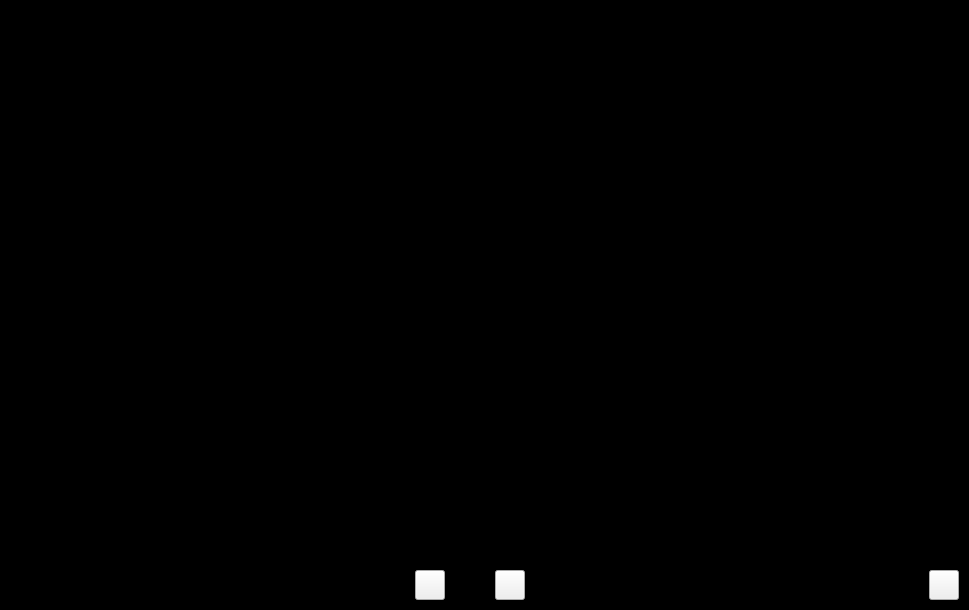
This is OReaderUi/Sources/main_window/library/book_page/book_page.ui in JerryShe/O-Reader as Qt 5 draws it before an edit. The edited form follows.
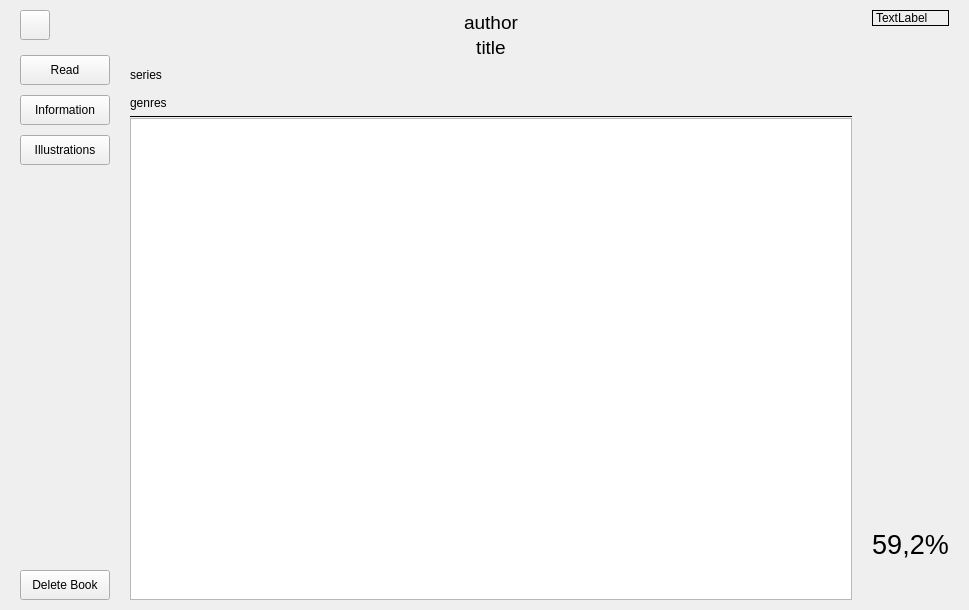
This is the edited form. The open tabs and pages were chosen to show the change. Custom widgets are drawn as their Qt base class.

Commit message: Add book information page and fix md5

Diff of the .ui file:
```diff
--- a/OReaderUi/Sources/main_window/library/book_page/book_page.ui
+++ b/OReaderUi/Sources/main_window/library/book_page/book_page.ui
@@ -46,16 +46,16 @@
         <number>0</number>
        </property>
        <property name="leftMargin">
-        <number>0</number>
+        <number>20</number>
        </property>
        <property name="topMargin">
-        <number>0</number>
+        <number>10</number>
        </property>
        <property name="rightMargin">
-        <number>0</number>
+        <number>20</number>
        </property>
        <property name="bottomMargin">
-        <number>0</number>
+        <number>10</number>
        </property>
        <item>
         <layout class="QVBoxLayout" name="ButtonBlock">
@@ -63,16 +63,16 @@
           <number>15</number>
          </property>
          <property name="leftMargin">
-          <number>20</number>
+          <number>0</number>
          </property>
          <property name="topMargin">
-          <number>10</number>
+          <number>0</number>
          </property>
          <property name="rightMargin">
-          <number>10</number>
+          <number>0</number>
          </property>
          <property name="bottomMargin">
-          <number>10</number>
+          <number>0</number>
          </property>
          <item>
           <layout class="QHBoxLayout" name="horizontalLayout_2">
@@ -168,6 +168,41 @@
              </property>
             </spacer>
            </item>
+           <item>
+            <widget class="QPushButton" name="ShowBookData">
+             <property name="minimumSize">
+              <size>
+               <width>90</width>
+               <height>30</height>
+              </size>
+             </property>
+             <property name="maximumSize">
+              <size>
+               <width>70</width>
+               <height>30</height>
+              </size>
+             </property>
+             <property name="text">
+              <string>Information</string>
+             </property>
+            </widget>
+           </item>
+           <item>
+            <spacer name="verticalSpacer_7">
+             <property name="orientation">
+              <enum>Qt::Vertical</enum>
+             </property>
+             <property name="sizeType">
+              <enum>QSizePolicy::Fixed</enum>
+             </property>
+             <property name="sizeHint" stdset="0">
+              <size>
+               <width>20</width>
+               <height>10</height>
+              </size>
+             </property>
+            </spacer>
+           </item>
            <item>
             <widget class="QPushButton" name="ShowIllustrations">
              <property name="minimumSize">
@@ -229,16 +264,16 @@
           <number>0</number>
          </property>
          <property name="leftMargin">
-          <number>10</number>
+          <number>20</number>
          </property>
          <property name="topMargin">
-          <number>10</number>
+          <number>0</number>
          </property>
          <property name="rightMargin">
-          <number>10</number>
+          <number>20</number>
          </property>
          <property name="bottomMargin">
-          <number>10</number>
+          <number>0</number>
          </property>
          <item>
           <widget class="QLabel" name="author">
@@ -429,16 +464,16 @@
           <number>0</number>
          </property>
          <property name="leftMargin">
-          <number>10</number>
+          <number>0</number>
          </property>
          <property name="topMargin">
-          <number>10</number>
+          <number>0</number>
          </property>
          <property name="rightMargin">
-          <number>20</number>
+          <number>0</number>
          </property>
          <property name="bottomMargin">
-          <number>10</number>
+          <number>0</number>
          </property>
          <item>
           <widget class="QLabel" name="CoverImage">
@@ -456,8 +491,8 @@
            </property>
            <property name="maximumSize">
             <size>
-             <width>200</width>
-             <height>300</height>
+             <width>250</width>
+             <height>350</height>
             </size>
            </property>
            <property name="frameShape">
@@ -523,393 +558,29 @@
        </item>
       </layout>
      </widget>
-     <widget class="QWidget" name="IllustrationsWidget">
+     <widget class="BookIllustrationsWidget" name="IllustrationsWidgetPage">
       <property name="styleSheet">
-       <string notr="true">#IllustrationsWidget{background-color:black;}</string>
+       <string notr="true"/>
       </property>
-      <layout class="QVBoxLayout" name="verticalLayout_4" stretch="0,0">
-       <property name="spacing">
-        <number>10</number>
-       </property>
-       <property name="leftMargin">
-        <number>0</number>
-       </property>
-       <property name="topMargin">
-        <number>10</number>
-       </property>
-       <property name="rightMargin">
-        <number>0</number>
-       </property>
-       <property name="bottomMargin">
-        <number>10</number>
-       </property>
-       <item>
-        <layout class="QGridLayout" name="gridLayout">
-         <property name="topMargin">
-          <number>0</number>
-         </property>
-         <item row="0" column="1">
-          <spacer name="verticalSpacer_7">
-           <property name="focusPolicy">
-            <enum>Qt::NoFocus</enum>
-           </property>
-           <property name="orientation">
-            <enum>Qt::Vertical</enum>
-           </property>
-           <property name="sizeHint" stdset="0">
-            <size>
-             <width>20</width>
-             <height>40</height>
-            </size>
-           </property>
-          </spacer>
-         </item>
-         <item row="1" column="0">
-          <spacer name="horizontalSpacer_2">
-           <property name="focusPolicy">
-            <enum>Qt::NoFocus</enum>
-           </property>
-           <property name="orientation">
-            <enum>Qt::Horizontal</enum>
-           </property>
-           <property name="sizeHint" stdset="0">
-            <size>
-             <width>40</width>
-             <height>20</height>
-            </size>
-           </property>
-          </spacer>
-         </item>
-         <item row="1" column="1">
-          <widget class="QLabel" name="IllustrationLabel">
-           <property name="sizePolicy">
-            <sizepolicy hsizetype="Expanding" vsizetype="Expanding">
-             <horstretch>0</horstretch>
-             <verstretch>0</verstretch>
-            </sizepolicy>
-           </property>
-           <property name="focusPolicy">
-            <enum>Qt::NoFocus</enum>
-           </property>
-           <property name="text">
-            <string>TextLabel</string>
-           </property>
-          </widget>
-         </item>
-         <item row="1" column="2">
-          <spacer name="horizontalSpacer_3">
-           <property name="focusPolicy">
-            <enum>Qt::NoFocus</enum>
-           </property>
-           <property name="orientation">
-            <enum>Qt::Horizontal</enum>
-           </property>
-           <property name="sizeHint" stdset="0">
-            <size>
-             <width>40</width>
-             <height>20</height>
-            </size>
-           </property>
-          </spacer>
-         </item>
-         <item row="2" column="1">
-          <spacer name="verticalSpacer_8">
-           <property name="focusPolicy">
-            <enum>Qt::NoFocus</enum>
-           </property>
-           <property name="orientation">
-            <enum>Qt::Vertical</enum>
-           </property>
-           <property name="sizeHint" stdset="0">
-            <size>
-             <width>20</width>
-             <height>40</height>
-            </size>
-           </property>
-          </spacer>
-         </item>
-        </layout>
-       </item>
-       <item>
-        <layout class="QHBoxLayout" name="IllButtonLayout">
-         <property name="spacing">
-          <number>0</number>
-         </property>
-         <property name="leftMargin">
-          <number>10</number>
-         </property>
-         <property name="rightMargin">
-          <number>10</number>
-         </property>
-         <item>
-          <spacer name="horizontalSpacer_4">
-           <property name="minimumSize">
-            <size>
-             <width>0</width>
-             <height>30</height>
-            </size>
-           </property>
-           <property name="maximumSize">
-            <size>
-             <width>16777215</width>
-             <height>30</height>
-            </size>
-           </property>
-           <property name="focusPolicy">
-            <enum>Qt::NoFocus</enum>
-           </property>
-           <property name="orientation">
-            <enum>Qt::Horizontal</enum>
-           </property>
-           <property name="sizeType">
-            <enum>QSizePolicy::Fixed</enum>
-           </property>
-           <property name="sizeHint" stdset="0">
-            <size>
-             <width>40</width>
-             <height>20</height>
-            </size>
-           </property>
-          </spacer>
-         </item>
-         <item>
-          <spacer name="horizontalSpacer_5">
-           <property name="minimumSize">
-            <size>
-             <width>0</width>
-             <height>30</height>
-            </size>
-           </property>
-           <property name="maximumSize">
-            <size>
-             <width>16777215</width>
-             <height>30</height>
-            </size>
-           </property>
-           <property name="focusPolicy">
-            <enum>Qt::NoFocus</enum>
-           </property>
-           <property name="orientation">
-            <enum>Qt::Horizontal</enum>
-           </property>
-           <property name="sizeHint" stdset="0">
-            <size>
-             <width>40</width>
-             <height>20</height>
-            </size>
-           </property>
-          </spacer>
-         </item>
-         <item>
-          <widget class="QPushButton" name="PrevIllustration">
-           <property name="minimumSize">
-            <size>
-             <width>30</width>
-             <height>30</height>
-            </size>
-           </property>
-           <property name="maximumSize">
-            <size>
-             <width>30</width>
-             <height>30</height>
-            </size>
-           </property>
-           <property name="focusPolicy">
-            <enum>Qt::NoFocus</enum>
-           </property>
-           <property name="text">
-            <string notr="true"/>
-           </property>
-           <property name="shortcut">
-            <string notr="true"/>
-           </property>
-          </widget>
-         </item>
-         <item>
-          <spacer name="horizontalSpacer_7">
-           <property name="minimumSize">
-            <size>
-             <width>0</width>
-             <height>30</height>
-            </size>
-           </property>
-           <property name="maximumSize">
-            <size>
-             <width>16777215</width>
-             <height>30</height>
-            </size>
-           </property>
-           <property name="focusPolicy">
-            <enum>Qt::NoFocus</enum>
-           </property>
-           <property name="orientation">
-            <enum>Qt::Horizontal</enum>
-           </property>
-           <property name="sizeType">
-            <enum>QSizePolicy::Fixed</enum>
-           </property>
-           <property name="sizeHint" stdset="0">
-            <size>
-             <width>40</width>
-             <height>20</height>
-            </size>
-           </property>
-          </spacer>
-         </item>
-         <item>
-          <widget class="QLabel" name="ImageCounter">
-           <property name="minimumSize">
-            <size>
-             <width>50</width>
-             <height>30</height>
-            </size>
-           </property>
-           <property name="maximumSize">
-            <size>
-             <width>50</width>
-             <height>30</height>
-            </size>
-           </property>
-           <property name="sizeIncrement">
-            <size>
-             <width>45</width>
-             <height>40</height>
-            </size>
-           </property>
-           <property name="focusPolicy">
-            <enum>Qt::NoFocus</enum>
-           </property>
-           <property name="text">
-            <string>10/50</string>
-           </property>
-           <property name="alignment">
-            <set>Qt::AlignCenter</set>
-           </property>
-          </widget>
-         </item>
-         <item>
-          <spacer name="horizontalSpacer_6">
-           <property name="minimumSize">
-            <size>
-             <width>0</width>
-             <height>30</height>
-            </size>
-           </property>
-           <property name="maximumSize">
-            <size>
-             <width>16777215</width>
-             <height>30</height>
-            </size>
-           </property>
-           <property name="focusPolicy">
-            <enum>Qt::NoFocus</enum>
-           </property>
-           <property name="orientation">
-            <enum>Qt::Horizontal</enum>
-           </property>
-           <property name="sizeType">
-            <enum>QSizePolicy::Fixed</enum>
-           </property>
-           <property name="sizeHint" stdset="0">
-            <size>
-             <width>40</width>
-             <height>20</height>
-            </size>
-           </property>
-          </spacer>
-         </item>
-         <item>
-          <widget class="QPushButton" name="NextIllustration">
-           <property name="minimumSize">
-            <size>
-             <width>30</width>
-             <height>30</height>
-            </size>
-           </property>
-           <property name="maximumSize">
-            <size>
-             <width>30</width>
-             <height>30</height>
-            </size>
-           </property>
-           <property name="focusPolicy">
-            <enum>Qt::NoFocus</enum>
-           </property>
-           <property name="text">
-            <string notr="true"/>
-           </property>
-           <property name="shortcut">
-            <string notr="true"/>
-           </property>
-          </widget>
-         </item>
-         <item>
-          <spacer name="horizontalSpacer_8">
-           <property name="minimumSize">
-            <size>
-             <width>0</width>
-             <height>30</height>
-            </size>
-           </property>
-           <property name="maximumSize">
-            <size>
-             <width>16777215</width>
-             <height>30</height>
-            </size>
-           </property>
-           <property name="focusPolicy">
-            <enum>Qt::NoFocus</enum>
-           </property>
-           <property name="orientation">
-            <enum>Qt::Horizontal</enum>
-           </property>
-           <property name="sizeHint" stdset="0">
-            <size>
-             <width>40</width>
-             <height>20</height>
-            </size>
-           </property>
-          </spacer>
-         </item>
-         <item>
-          <widget class="QPushButton" name="CloseIllustrations">
-           <property name="sizePolicy">
-            <sizepolicy hsizetype="Fixed" vsizetype="Fixed">
-             <horstretch>0</horstretch>
-             <verstretch>0</verstretch>
-            </sizepolicy>
-           </property>
-           <property name="minimumSize">
-            <size>
-             <width>30</width>
-             <height>30</height>
-            </size>
-           </property>
-           <property name="maximumSize">
-            <size>
-             <width>30</width>
-             <height>30</height>
-            </size>
-           </property>
-           <property name="focusPolicy">
-            <enum>Qt::NoFocus</enum>
-           </property>
-           <property name="text">
-            <string notr="true"/>
-           </property>
-           <property name="shortcut">
-            <string notr="true"/>
-           </property>
-          </widget>
-         </item>
-        </layout>
-       </item>
-      </layout>
      </widget>
     </widget>
    </item>
   </layout>
  </widget>
+ <customwidgets>
+  <customwidget>
+   <class>BookDataWidget</class>
+   <extends>QWidget</extends>
+   <header>book_data_widget.h</header>
+   <container>1</container>
+  </customwidget>
+  <customwidget>
+   <class>BookIllustrationsWidget</class>
+   <extends>QWidget</extends>
+   <header>book_illustrations_widget.h</header>
+   <container>1</container>
+  </customwidget>
+ </customwidgets>
  <resources/>
  <connections/>
 </ui>
```
Left out of the diff: 29 changed lines with no effect on the pictures. The commit also changes 13 other files.
